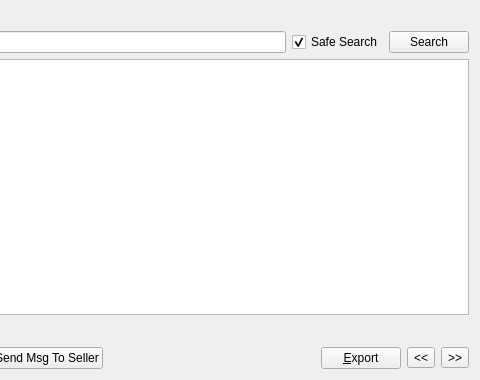
This is src/qt/forms/offerlistpage.ui in willyko/syscoin2 as Qt 5 draws it before an edit; both pictures show x 280 to 760 and y 0 to 380 of the 760 by 380 pixel window. The edited form follows.
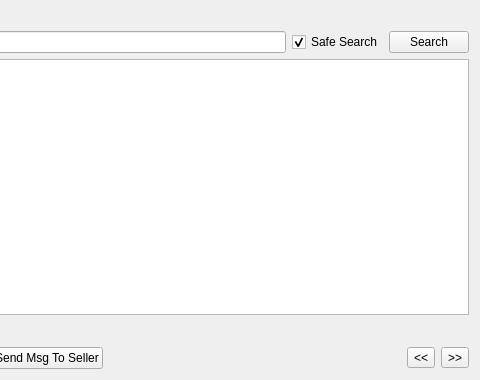
This is the edited form.

What changed in the file:
```diff
--- a/src/qt/forms/offerlistpage.ui
+++ b/src/qt/forms/offerlistpage.ui
@@ -164,16 +164,6 @@
        </property>
       </spacer>
      </item>
-     <item>
-      <widget class="QPushButton" name="exportButton">
-       <property name="toolTip">
-        <string>Export the data in the current tab to a file</string>
-       </property>
-       <property name="text">
-        <string>&amp;Export</string>
-       </property>
-      </widget>
-     </item>
      <item>
       <widget class="QToolButton" name="prevButton">
        <property name="text">
```
